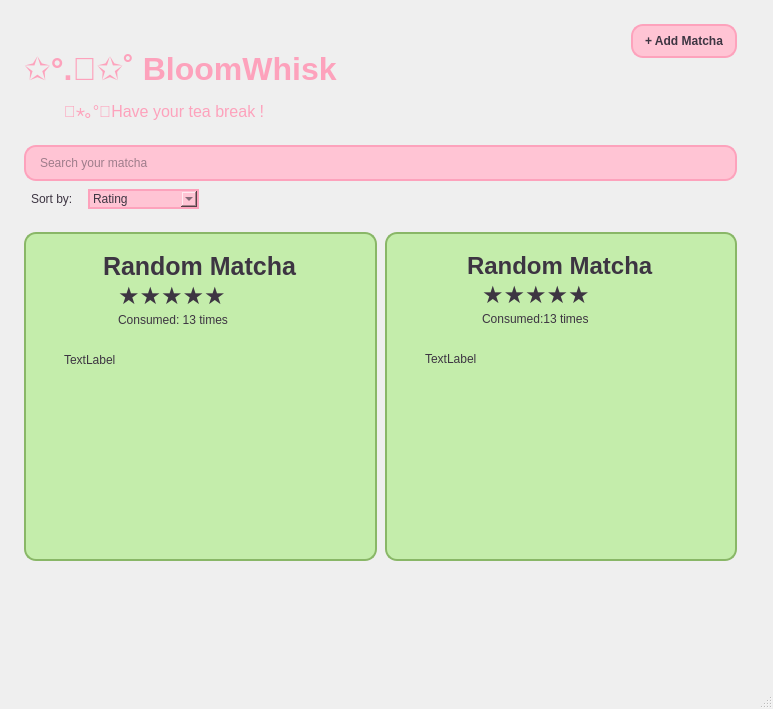
Old version of the form BloomWhisk/mainwindow.ui in the repository LuciaYSeApago/cpp-bloom-whisk.
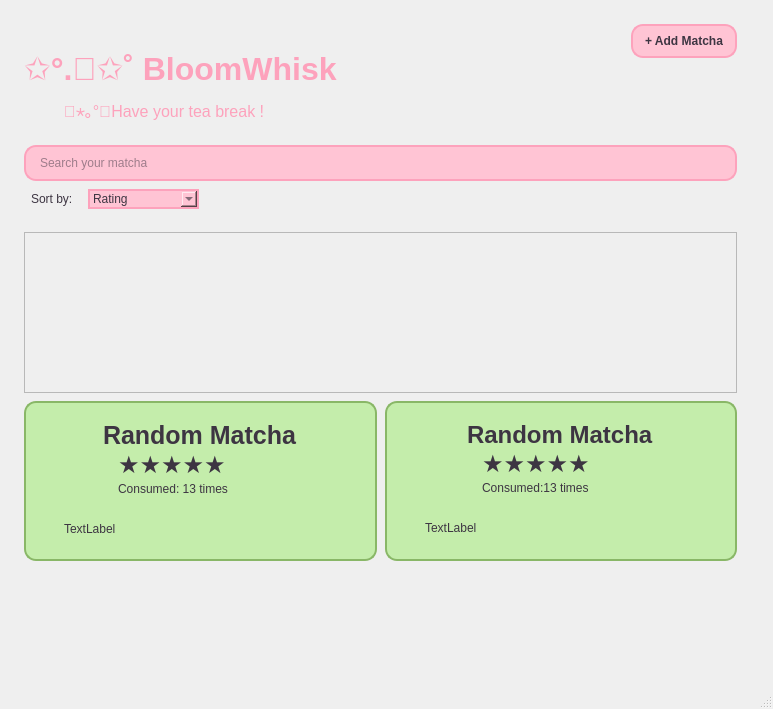
New version of the form.

Commit message: ⚙️ Add scroll for matchas

The edit to the form file:
```diff
--- a/BloomWhisk/mainwindow.ui
+++ b/BloomWhisk/mainwindow.ui
@@ -379,6 +379,23 @@
        </property>
       </spacer>
      </item>
+     <item>
+      <widget class="QScrollArea" name="scrollArea">
+       <property name="widgetResizable">
+        <bool>true</bool>
+       </property>
+       <widget class="QWidget" name="scrollAreaWidgetContents">
+        <property name="geometry">
+         <rect>
+          <x>0</x>
+          <y>0</y>
+          <width>711</width>
+          <height>127</height>
+         </rect>
+        </property>
+       </widget>
+      </widget>
+     </item>
      <item>
       <layout class="QHBoxLayout" name="CardsLayout">
        <item>
```
The commit also changes 1 other file.
